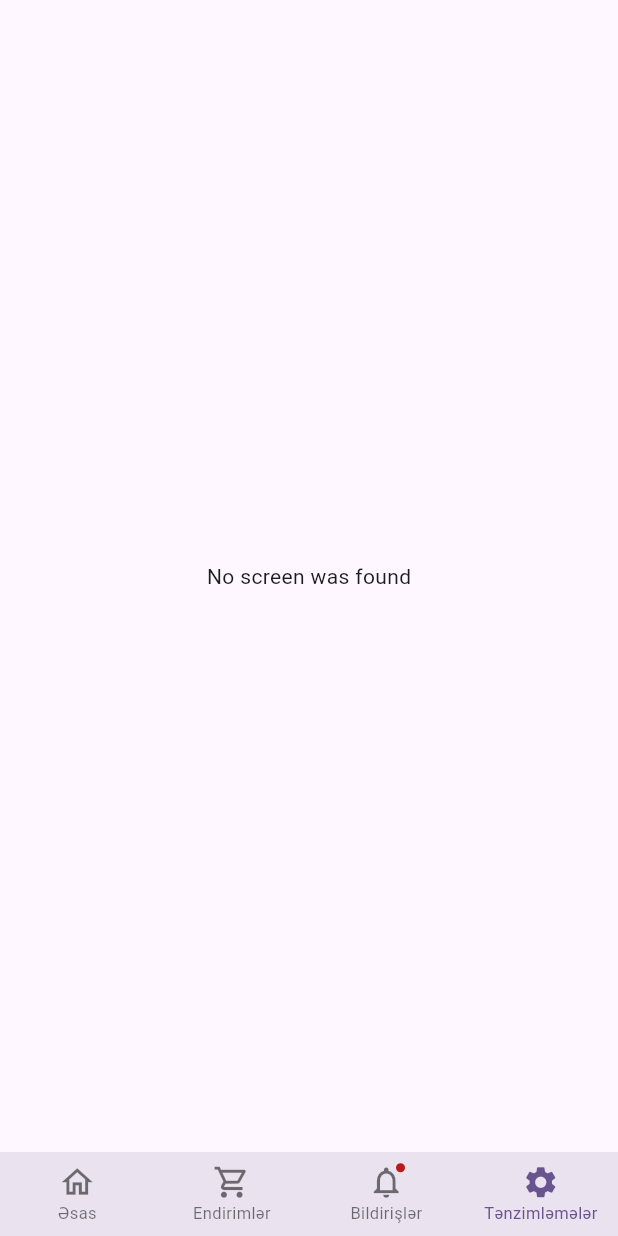
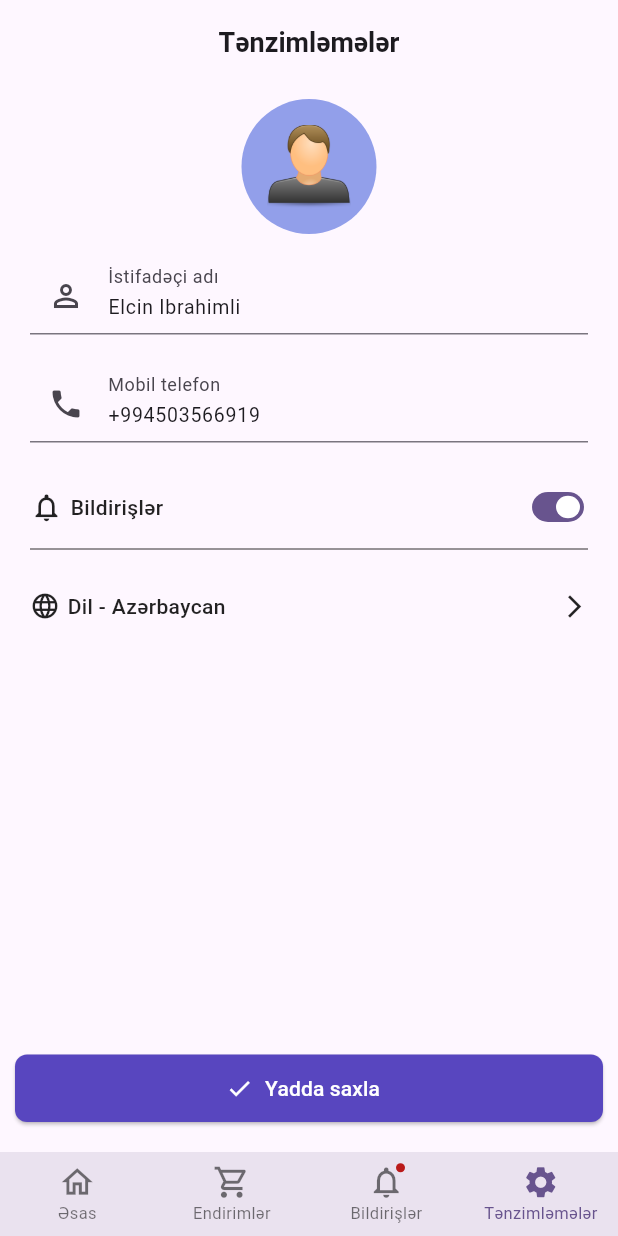
Before and after one commit to elchinabraham/sales_app, a Flutter app: the HomeScreen screen opened directly, item 4 of the bottom bar chosen, on a phone screen of 412 x 824 dp. Run offline on Flutter 3.47's test engine with Material 3 defaults, Android fonts, the phone set to English and light mode, and no system bars; our stand-ins replace shared_preferences; accounts and stored records are empty; network calls fail.

Commit message:
2025.01.30 12:00

```diff
--- a/lib/discounts/screens/discounts.dart
+++ b/lib/discounts/screens/discounts.dart
@@ -9,7 +9,10 @@ class DiscountsScreen extends StatelessWidget {
   Widget build(BuildContext context) {
     return Scaffold(
       appBar: AppBar(
-        title: const Text('Endirimler'),
+        title: const Text(
+          'Endirimlər',
+          style: TextStyle(fontSize: 18, fontWeight: FontWeight.bold),
+        ),
       ),
       body: ListView.builder(
         itemCount: discounts.length,
--- a/lib/home/components/bottom_navigation_bar.dart
+++ b/lib/home/components/bottom_navigation_bar.dart
@@ -3,6 +3,7 @@
 import 'package:flutter/cupertino.dart';
 import 'package:flutter/material.dart';
 import 'package:provider/provider.dart';
+import 'package:sales_app/settings/screens/settings.dart';
 
 import '../../discounts/screens/discounts.dart';
 import '../../notifications/screens/notifications.dart';
@@ -87,6 +88,8 @@ class MyBottomNavigationBarCupertino extends StatelessWidget {
           return const DiscountsScreen();
         } else if (index == 2) {
           return const NotificationsScreen();
+        } else if (index == 3) {
+          return SettingsScreen();
         } else {
           return const Center(child: Text('No screen was found'));
         }
--- a/lib/home/screens/home.dart
+++ b/lib/home/screens/home.dart
@@ -7,6 +7,7 @@ import 'package:sales_app/home/components/main.dart';
 import 'package:sales_app/home/providers/bottom_navigation_notifier.dart';
 import 'package:sales_app/notifications/screens/notifications.dart';
 
+import '../../settings/screens/settings.dart';
 import '../components/bottom_navigation_bar.dart';
 
 class HomeScreen extends StatelessWidget {
@@ -30,6 +31,8 @@ class HomeScreen extends StatelessWidget {
               return const DiscountsScreen();
             } else if (value.selectedIndex == 2) {
               return const NotificationsScreen();
+            } else if (value.selectedIndex == 3) {
+              return SettingsScreen();
             } else {
               return const Center(child: Text('No screen was found'));
             }
--- a/lib/notifications/screens/notifications.dart
+++ b/lib/notifications/screens/notifications.dart
@@ -26,10 +26,10 @@ class NotificationsScreen extends StatelessWidget {
           width: double.infinity,
           child: Text(
             'Bildirişlər',
-            textAlign: TextAlign.center,
-            style: TextStyle(fontSize: 16, fontWeight: FontWeight.bold),
+            style: TextStyle(fontSize: 18, fontWeight: FontWeight.bold),
           ),
         ),
+        centerTitle: true,
         actions: [
           IconButton(
             onPressed: () {},
--- /dev/null
+++ b/lib/settings/screens/settings.dart
@@ -0,0 +1,171 @@
+import 'package:flutter/material.dart';
+import 'package:flutter/widgets.dart';
+
+import '../../data/utils.dart';
+
+class SettingsScreen extends StatelessWidget {
+  SettingsScreen({super.key});
+
+  final _userNameController = TextEditingController(text: 'Elcin Ibrahimli');
+  final _phoneNumberController = TextEditingController(text: '+994503566919');
+
+  @override
+  Widget build(BuildContext context) {
+    return Scaffold(
+      appBar: AppBar(
+        centerTitle: true,
+        title: const Text(
+          'Tənzimləmələr',
+          textAlign: TextAlign.center,
+          style: TextStyle(fontSize: 18, fontWeight: FontWeight.bold),
+        ),
+      ),
+      body: Column(
+        children: [
+          Container(
+            padding: const EdgeInsets.only(top: 10),
+            alignment: Alignment.center,
+            width: double.infinity,
+            child: Container(
+              width: 90,
+              height: 90,
+              padding: const EdgeInsets.all(17),
+              decoration: BoxDecoration(
+                color: Utils.lightMainColor,
+                borderRadius: BorderRadius.circular(45),
+              ),
+              child: Image.asset(
+                'assets/images/user.jpg',
+                fit: BoxFit.cover,
+              ),
+            ),
+          ),
+          Container(
+            margin: const EdgeInsets.only(top: 10),
+            padding: const EdgeInsets.symmetric(vertical: 5, horizontal: 20),
+            child: TextField(
+              controller: _userNameController,
+              style: const TextStyle(fontSize: 13),
+              decoration: const InputDecoration(
+                labelText: 'İstifadəçi adı',
+                prefixIcon: Icon(
+                  Icons.perm_identity_outlined,
+                ),
+              ),
+            ),
+          ),
+          Container(
+            margin: const EdgeInsets.only(top: 10),
+            padding: const EdgeInsets.symmetric(vertical: 5, horizontal: 20),
+            child: TextField(
+              controller: _phoneNumberController,
+              style: const TextStyle(fontSize: 13),
+              decoration: const InputDecoration(
+                labelText: 'Mobil telefon',
+                prefixIcon: Icon(
+                  Icons.phone,
+                ),
+              ),
+            ),
+          ),
+          Container(
+            alignment: Alignment.topLeft,
+            width: double.infinity,
+            margin: const EdgeInsets.only(top: 18),
+            padding: const EdgeInsets.symmetric(vertical: 5, horizontal: 20),
+            child: Row(
+              mainAxisAlignment: MainAxisAlignment.spaceBetween,
+              children: [
+                const Row(
+                  children: [
+                    Icon(Icons.notifications_outlined, size: 22),
+                    SizedBox(width: 5),
+                    Text(
+                      'Bildirişlər',
+                      style: TextStyle(
+                        fontSize: 14,
+                        fontWeight: FontWeight.w500,
+                        color: Colors.black87,
+                      ),
+                    ),
+                  ],
+                ),
+                SizedBox(
+                  width: 40,
+                  height: 30,
+                  child: FittedBox(
+                    fit: BoxFit.fill,
+                    child: Switch(
+                      value: true,
+                      splashRadius: 0.5,
+                      onChanged: (value) {},
+                    ),
+                  ),
+                ),
+              ],
+            ),
+          ),
+          const Padding(
+            padding: EdgeInsets.symmetric(horizontal: 20),
+            child: Divider(
+              color: Colors.black54,
+            ),
+          ),
+          Padding(
+            padding: const EdgeInsets.symmetric(horizontal: 20),
+            child: InkWell(
+              onTap: () {},
+              child: Container(
+                alignment: Alignment.topLeft,
+                width: double.infinity,
+                margin: const EdgeInsets.only(top: 15, bottom: 15),
+                padding: const EdgeInsets.symmetric(vertical: 5),
+                child: const Row(
+                  mainAxisAlignment: MainAxisAlignment.spaceBetween,
+                  children: [
+                    Row(
+                      children: [
+                        Icon(Icons.language_outlined, size: 20),
+                        SizedBox(width: 5),
+                        Text(
+                          'Dil - Azərbaycan',
+                          style: TextStyle(
+                            fontSize: 14,
+                            fontWeight: FontWeight.w500,
+                            color: Colors.black87,
+                          ),
+                        ),
+                      ],
+                    ),
+                    Icon(Icons.arrow_forward_ios, size: 18),
+                  ],
+                ),
+              ),
+            ),
+          ),
+          const Expanded(
+            child: SizedBox(),
+          ),
+          Container(
+            margin: const EdgeInsets.only(bottom: 20),
+            padding: const EdgeInsets.symmetric(horizontal: 10),
+            height: 45,
+            width: double.infinity,
+            child: ElevatedButton.icon(
+              onPressed: () {},
+              style: ElevatedButton.styleFrom(
+                backgroundColor: Utils.mainColor,
+                foregroundColor: Colors.white,
+                shape: RoundedRectangleBorder(
+                  borderRadius: BorderRadius.circular(8),
+                ),
+              ),
+              label: const Text('Yadda saxla'),
+              icon: const Icon(Icons.check),
+            ),
+          ),
+        ],
+      ),
+    );
+  }
+}
--- a/pubspec.yaml
+++ b/pubspec.yaml
@@ -68,6 +68,7 @@ flutter:
     - assets/images/logo.png
     - assets/images/signin.png
     - assets/images/flutter-icon.png
+    - assets/images/az-flag.png
   #   - images/a_dot_ham.jpeg
 
   # An image asset can refer to one or more resolution-specific "variants", see
```
Also changed, not shown: assets/images/az-flag.png (added).
